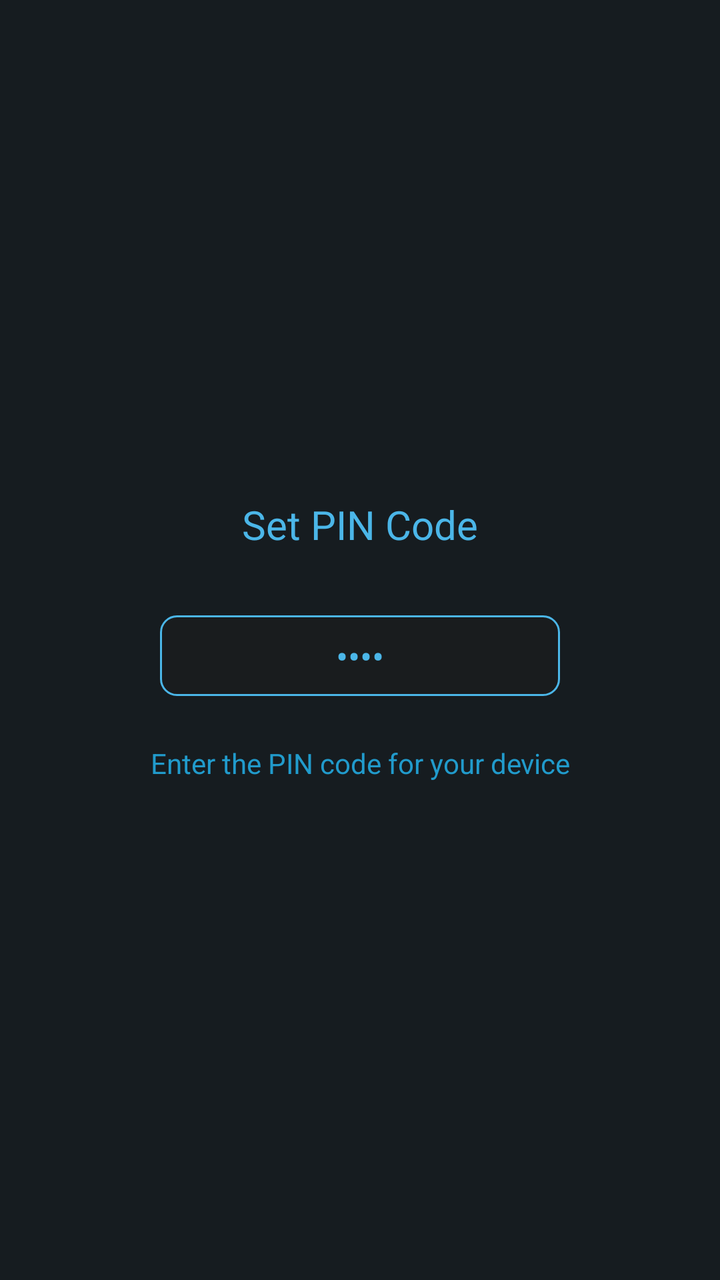
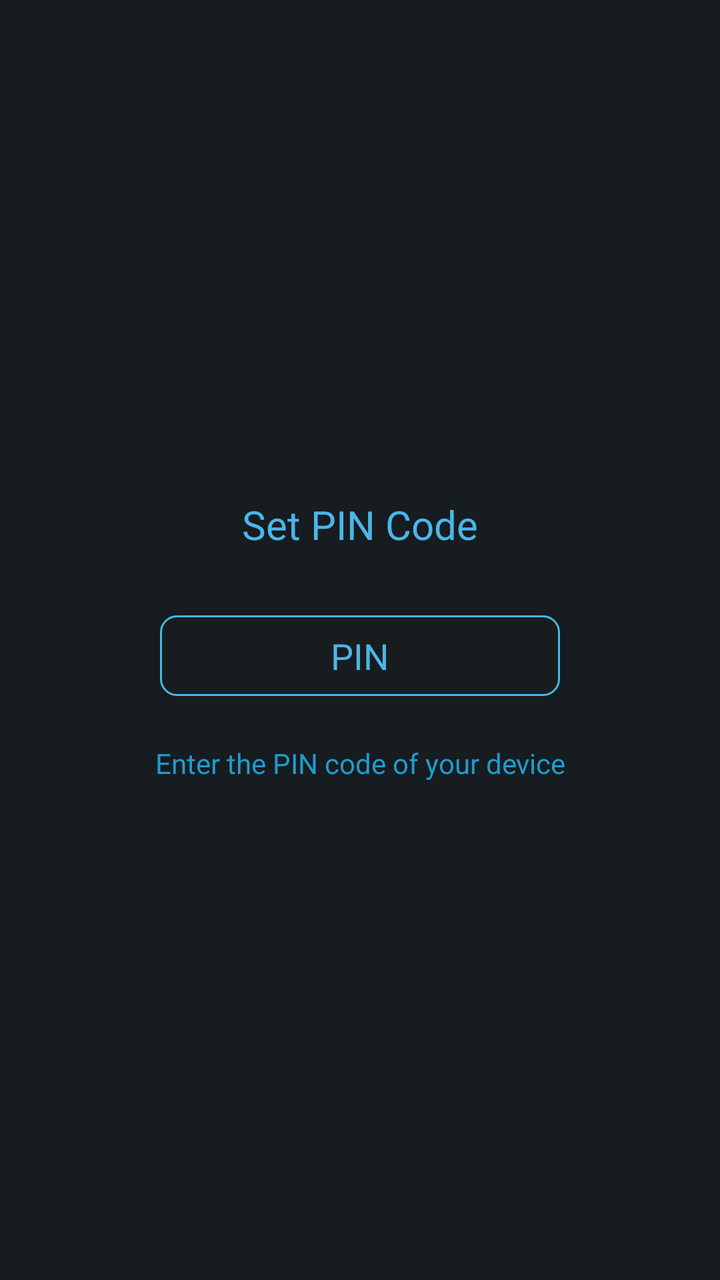

Compare the two renders of this Android layout. The source of the first and the diff that turns it into the second are given below.
<!-- AndroidManifest.xml: application theme Theme.Nsline22 -->
<!-- res/layout/fragment_pin_setup.xml -->
<?xml version="1.0" encoding="utf-8"?>
<LinearLayout xmlns:android="http://schemas.android.com/apk/res/android"
    android:layout_width="match_parent"
    android:layout_height="match_parent"
    android:orientation="vertical"
    android:gravity="center"
    android:padding="24dp">

    <TextView
        android:layout_width="wrap_content"
        android:layout_height="wrap_content"
        android:text="Set PIN Code"
        android:textSize="20sp"
        android:textColor="?attr/colorPrimary"
        android:layout_marginBottom="32dp" />

    <EditText
        android:id="@+id/pinInput"
        android:layout_width="200dp"
        android:layout_height="wrap_content"
        android:inputType="numberPassword"
        android:ems="4"
        android:maxLength="4"
        android:gravity="center"
        android:text="9374"
        android:textColor="?attr/colorPrimary"
        android:textSize="18sp"
        android:background="@drawable/edittext_background"
        android:layout_marginBottom="24dp" />

    <TextView
        android:layout_width="match_parent"
        android:layout_height="wrap_content"
        android:text="Enter the PIN code for your device"
        android:textSize="14sp"
        android:textColor="@color/material_dynamic_primary60"
        android:gravity="center"
        android:lineSpacingExtra="4dp" />
</LinearLayout>
<!-- resources referenced by this layout -->
<resources>
  <!-- drawable edittext_background (drawable) -->
  <shape xmlns:android="http://schemas.android.com/apk/res/android">
      <solid android:color="@color/material_dynamic_neutral10"/>
      <stroke android:width="1dp" android:color="?attr/colorPrimary"/>
      <corners android:radius="8dp"/>
  </shape>
  <style name="Theme.Nsline22" parent="Theme.MaterialComponents.DayNight.NoActionBar">
          <item name="android:windowBackground">@color/material_dynamic_neutral_variant10</item>
          <item name="colorPrimary">@color/material_dynamic_primary70</item>
          <item name="editTextStyle">@style/EditTextStyle</item>
          <item name="android:statusBarColor">@color/material_dynamic_neutral_variant10</item>
          <item name="android:navigationBarColor">@color/material_dynamic_neutral_variant10</item>
      </style>
  <style name="EditTextStyle" parent="Widget.MaterialComponents.TextInputLayout.OutlinedBox">
          <item name="boxStrokeColor">@color/material_dynamic_primary70</item>
          <item name="android:textColorHint">@color/material_dynamic_primary70</item>
          <item name="android:textColor">@color/white</item>
          <item name="android:paddingStart">12dp</item>
          <item name="android:paddingEnd">12dp</item>
          <item name="android:paddingTop">8dp</item>
          <item name="android:paddingBottom">8dp</item>
      </style>
  <color name="white">#FFFFFFFF</color>
</resources>

<!-- the commit's change to res/layout/fragment_pin_setup.xml (unified diff, before → after) -->
@@ -19,19 +19,20 @@
         android:layout_width="200dp"
         android:layout_height="wrap_content"
         android:inputType="numberPassword"
-        android:ems="4"
         android:maxLength="4"
         android:gravity="center"
-        android:text="9374"
         android:textColor="?attr/colorPrimary"
         android:textSize="18sp"
         android:background="@drawable/edittext_background"
-        android:layout_marginBottom="24dp" />
+        android:layout_marginBottom="24dp"
+        android:maxLines="1"
+        android:imeOptions="actionDone"
+        android:hint="PIN" />
 
     <TextView
         android:layout_width="match_parent"
         android:layout_height="wrap_content"
-        android:text="Enter the PIN code for your device"
+        android:text="Enter the PIN code of your device"
         android:textSize="14sp"
         android:textColor="@color/material_dynamic_primary60"
         android:gravity="center"
